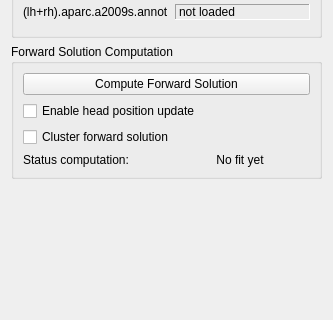
The window that libraries/disp/viewers/formfiles/fwdsettingsview.ui (mne-tools/mne-cpp) describes before a commit, drawn with Qt 5; both pictures show x 0 to 333 and y 293 to 613 of the 333 by 939 pixel window.
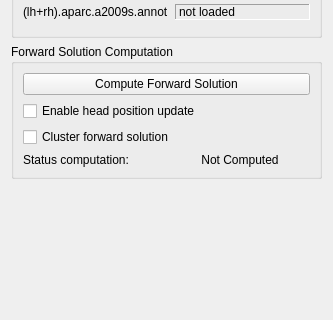
The same window after the commit.

Commit message: Maint: coding conventions and added 'Not Computed' status

```diff
--- a/libraries/disp/viewers/formfiles/fwdsettingsview.ui
+++ b/libraries/disp/viewers/formfiles/fwdsettingsview.ui
@@ -230,7 +230,7 @@
         <item>
          <widget class="QLabel" name="m_label_recomputationFeedback">
           <property name="text">
-           <string>No fit yet</string>
+           <string>Not Computed</string>
           </property>
           <property name="alignment">
            <set>Qt::AlignCenter</set>
```
The commit also changes 4 other files.
